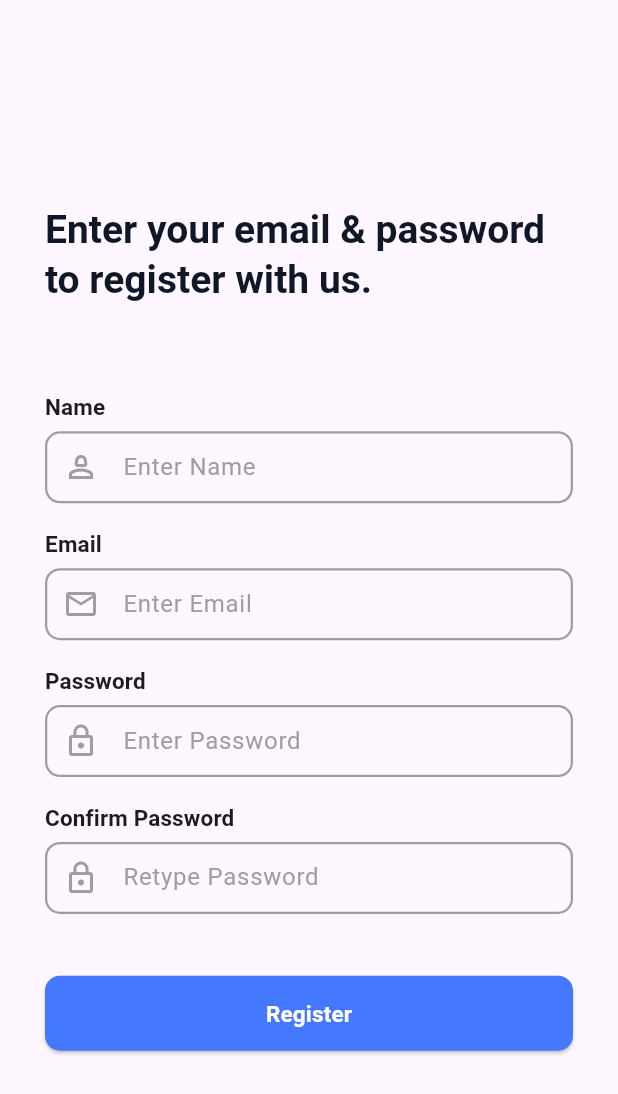
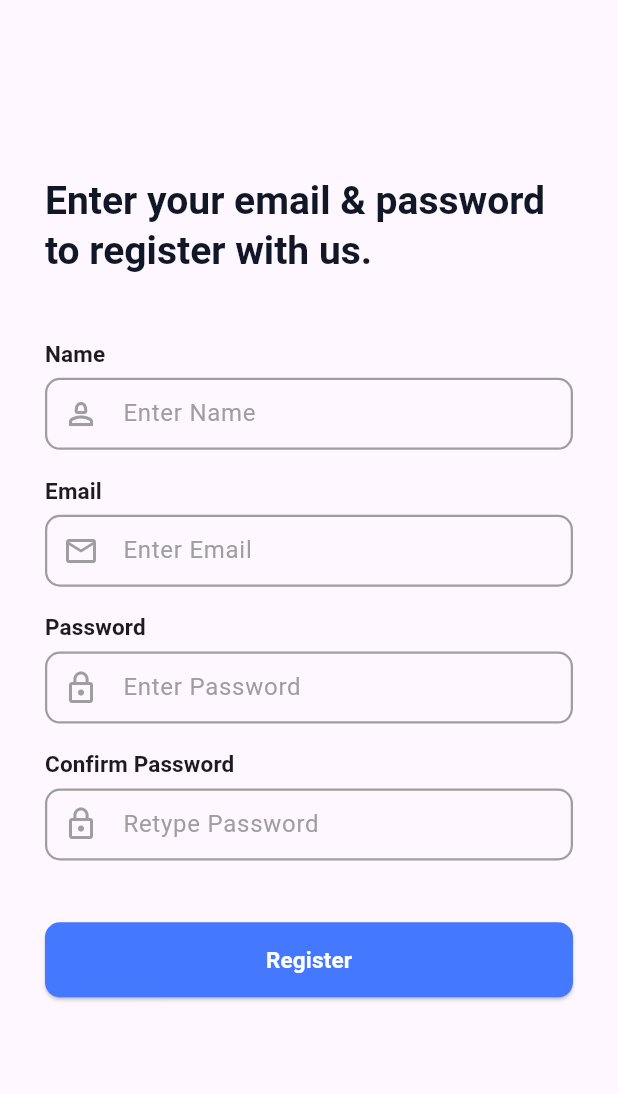
Before and after one commit to Anujit-Datta/social_media_app, a Flutter app: the RegistrationScreen screen opened directly, on a phone screen of 412 x 824 dp. Shown: the top 1094 px of the screen. Run offline on Flutter 3.47's test engine with Material 3 defaults, Android fonts, the phone set to English and light mode, and no system bars; our stand-ins replace cloud_firestore, firebase_auth, firebase_core, get, loading_animation_widget, shared_preferences; accounts and stored records are empty; generated files the repository leaves out were written again.

Commit message:
OSA-17: Registration firebase functionality

```diff
--- a/lib/app.dart
+++ b/lib/app.dart
@@ -4,6 +4,8 @@ import 'package:social_media_app/presentation/screens/initial_screen.dart';
 import 'package:social_media_app/presentation/utils/app_colors.dart';
 import 'package:firebase_core/firebase_core.dart';
 import 'firebase_options.dart';
+
+import 'controller_binders.dart';
 
 import 'controller_binders.dart';
 
--- a/lib/presentation/screens/registration_screen.dart
+++ b/lib/presentation/screens/registration_screen.dart
@@ -18,29 +18,21 @@ class _RegistrationScreenState extends State<RegistrationScreen> {
   final TextEditingController _passwordTEController = TextEditingController();
   final TextEditingController _confirmPasswordTEController =
       TextEditingController();
-  final _fn1 = FocusNode();
-  final _fn2 = FocusNode();
-  final _fn3 = FocusNode();
-  final _fn4 = FocusNode();
-
   @override
   Widget build(BuildContext context) {
     return Scaffold(
-      resizeToAvoidBottomInset: true,
-      body: SingleChildScrollView(
-        child: Padding(
+      body: Padding(
         padding: const EdgeInsets.all(30),
         child: Column(
           mainAxisAlignment: MainAxisAlignment.center,
           crossAxisAlignment: CrossAxisAlignment.start,
           children: [
-              SizedBox(height: MediaQuery.sizeOf(context).height*0.13,),
             Text(
               'Enter your email & password to register with us.',
               style: Theme.of(context).textTheme.titleLarge,
             ),
             SizedBox(
-                height: MediaQuery.sizeOf(context).height * 0.07,
+              height: MediaQuery.sizeOf(context).height * 0.05,
             ),
             Form(
               key: _formKey,
@@ -91,7 +83,6 @@ class _RegistrationScreenState extends State<RegistrationScreen> {
           ],
         ),
       ),
-      ),
     );
   }
 
@@ -108,7 +99,6 @@ class _RegistrationScreenState extends State<RegistrationScreen> {
         ),
         TextFormField(
           controller: _confirmPasswordTEController,
-          focusNode: _fn4,
           cursorColor: AppColors.accentColor,
           decoration: const InputDecoration(
             hintText: 'Retype Password',
@@ -147,15 +137,11 @@ class _RegistrationScreenState extends State<RegistrationScreen> {
         ),
         TextFormField(
           controller: _passwordTEController,
-          focusNode: _fn3,
           cursorColor: AppColors.accentColor,
           decoration: const InputDecoration(
             hintText: 'Enter Password',
             prefixIcon: Icon(Icons.lock_outline),
           ),
-          onFieldSubmitted: (_){
-            _fn4.requestFocus();
-          },
           validator: (input) {
             if (input == null || input == '') {
               return 'Empty Password';
@@ -189,15 +175,11 @@ class _RegistrationScreenState extends State<RegistrationScreen> {
         ),
         TextFormField(
           controller: _emailTEController,
-          focusNode: _fn2,
           cursorColor: AppColors.accentColor,
           decoration: const InputDecoration(
             hintText: 'Enter Email',
             prefixIcon: Icon(Icons.mail_outline),
           ),
-          onFieldSubmitted: (_){
-            _fn3.requestFocus();
-          },
           validator: (input) {
             if (input == null || input == '') {
               return 'Empty Email';
@@ -228,15 +210,11 @@ class _RegistrationScreenState extends State<RegistrationScreen> {
         ),
         TextFormField(
           controller: _nameTEController,
-          focusNode: _fn1,
           cursorColor: AppColors.accentColor,
           decoration: const InputDecoration(
             hintText: 'Enter Name',
             prefixIcon: Icon(Icons.person_2_outlined),
           ),
-          onFieldSubmitted: (_){
-            _fn2.requestFocus();
-          },
           validator: (input) {
             if (input == null || input == '') {
               return 'Empty Name';
--- a/pubspec.yaml
+++ b/pubspec.yaml
@@ -12,8 +12,10 @@ dependencies:
   cupertino_icons: ^1.0.6
   get: ^4.6.6
   shared_preferences: ^2.3.2
-#  shared_preferences:
-#  cached_network_image:
+  firebase_core: ^3.3.0
+  firebase_auth: ^5.1.4
+  cloud_firestore: ^5.2.1
+  firebase_storage: ^12.1.3
 
 dev_dependencies:
   flutter_test:
```
Also changed, not shown: pubspec.lock. Lines whose indentation alone changed are shown as unchanged.
